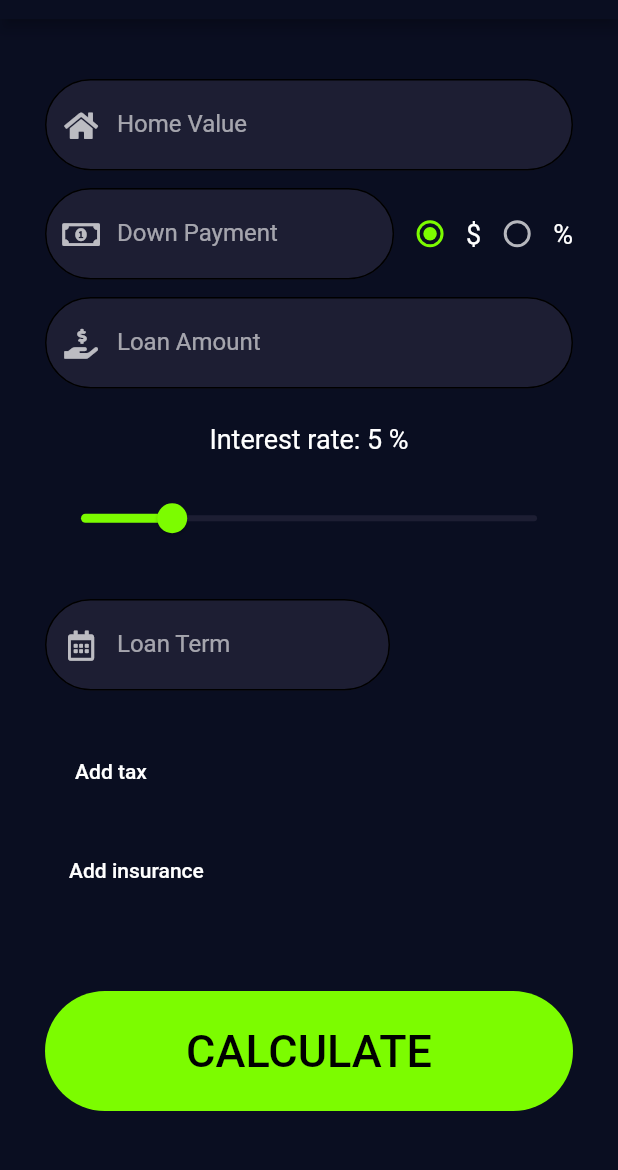
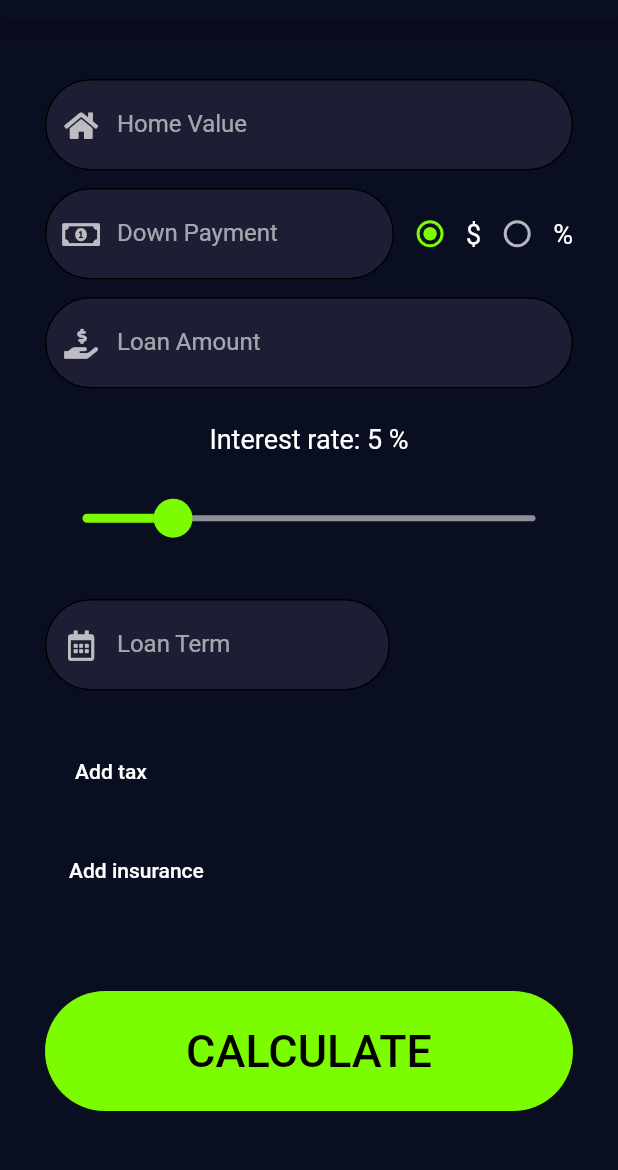
Before and after one commit to semasuka/mortgage_calculator, a Flutter app: the screen it shows after launch, on a phone screen of 412 x 824 dp, the part 65-1235 px from its top. Run offline on Flutter 3.47's test engine with Material 2 defaults, Android fonts, the phone set to English and light mode, and no system bars; our stand-ins replace font_awesome_flutter.

Commit message:
customized slider

```diff
--- a/lib/constants.dart
+++ b/lib/constants.dart
@@ -10,3 +10,4 @@ const kBorderStyleRadius = OutlineInputBorder(
 );
 const double kIconSize = 20;
 const double kFontSize = 18;
+const double kFieldWidth = 230;
--- a/lib/input_page.dart
+++ b/lib/input_page.dart
@@ -129,12 +129,19 @@ class _InputPageState extends State<InputPage> {
             ),
             // INTEREST RATE SLIDER
             Expanded(
+              child: SliderTheme(
+                data: SliderTheme.of(context).copyWith(
+                  activeTrackColor: kAccentColor,
+                  inactiveTrackColor: Color(0xFF8D8E98),
+                  thumbColor: kAccentColor,
+                  overlayColor: Color(0x297cfc00),
+                  thumbShape: RoundSliderThumbShape(enabledThumbRadius: 13.0),
+                  overlayShape: RoundSliderOverlayShape(overlayRadius: 25.0),
+                ),
                 child: Slider(
                   value: _interest.toDouble(),
                   min: 0.0,
                   max: 25.0,
-                activeColor: kAccentColor,
-                inactiveColor: kBackgroundColor,
                   onChanged: (double newValue) {
                     setState(() {
                       _interest = newValue.round();
@@ -142,13 +149,13 @@ class _InputPageState extends State<InputPage> {
                   },
                 ),
               ),
+            ),
             //LOAN TERM
             Expanded(
               child: Row(
-                //crossAxisAlignment: CrossAxisAlignment.start,
                 children: <Widget>[
                   Container(
-                    width: 230,
+                    width: kFieldWidth,
                     child: ReusableTextFormFieldWithSuffix(
                       prefixIcon: FontAwesomeIcons.calendarAlt,
                       theLabelText: 'Loan Term',
@@ -177,7 +184,7 @@ class _InputPageState extends State<InputPage> {
                     child: Visibility(
                       visible: _isTaxVisible,
                       child: Container(
-                        width: 200,
+                        width: kFieldWidth,
                         child: ReusableTextFormFieldWithPrefix(
                           prefixIcon: FontAwesomeIcons.fileInvoiceDollar,
                           theLabelText: 'Annual Tax',
@@ -204,7 +211,7 @@ class _InputPageState extends State<InputPage> {
                     child: Visibility(
                       visible: _isInsuranceVisible,
                       child: Container(
-                        width: 200,
+                        width: kFieldWidth,
                         child: ReusableTextFormFieldWithPrefix(
                           prefixIcon: FontAwesomeIcons.shieldAlt,
                           theLabelText: 'Insurance',
```
Lines whose indentation alone changed are shown as unchanged.
